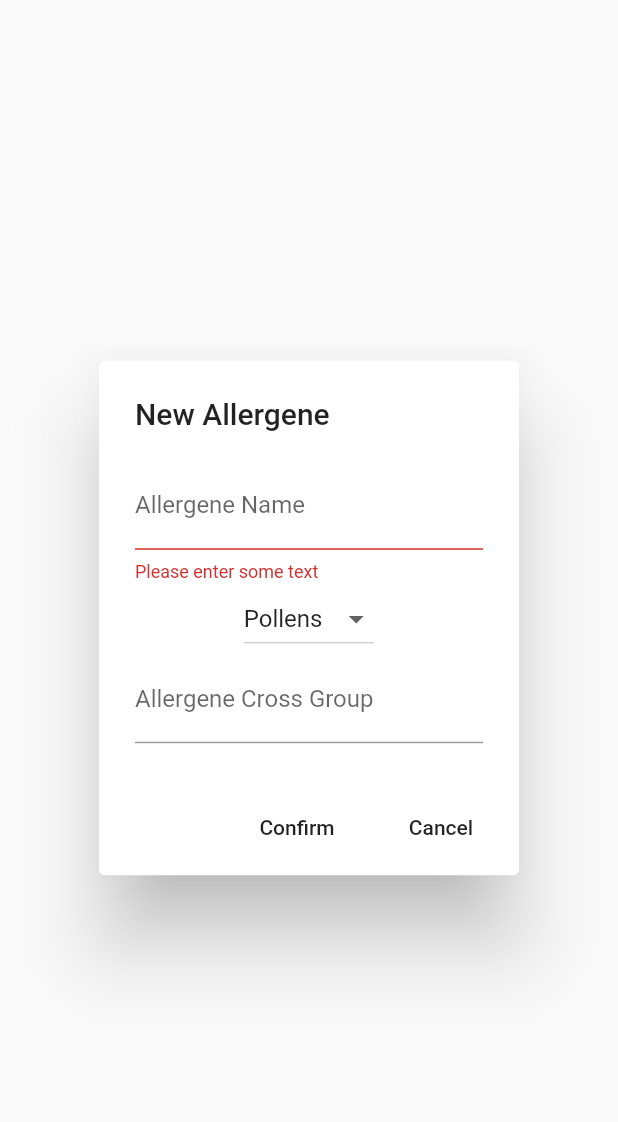
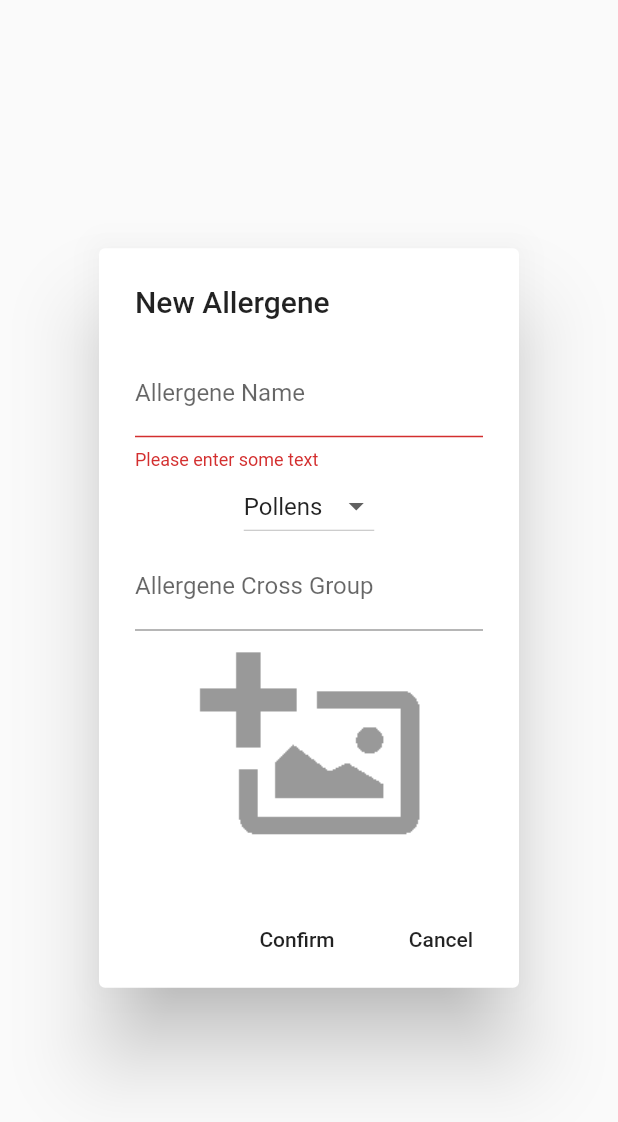
Before and after one commit to Ichidown/Allergents-App, a Flutter app: the AllergeneDialog widget shown alone on an empty page, opened directly, after a tap on "Confirm", on a phone screen of 412 x 824 dp. Shown: the top 1122 px of the screen. Run offline on Flutter 3.47's test engine with Material 2 defaults, Android fonts, the phone set to English and light mode, and no system bars; our stand-ins replace flutter_colorpicker, image_picker, splashscreen, sqflite; accounts and stored records are empty.

Commit message:
Added image storage
Next step : reduce widgets over building

```diff
--- a/lib/Beings/Allergene.dart
+++ b/lib/Beings/Allergene.dart
@@ -1,5 +1,6 @@
 
 import 'dart:convert';
+import 'dart:typed_data';
 
 class Allergene {
   int id;
@@ -7,9 +8,9 @@ class Allergene {
   int allergeneType;
   String color;
   String crossGroup;
-  // image
+  Uint8List image;
 
-  Allergene(this.id, this.name, this.allergeneType,this.color,this.crossGroup);
+  Allergene(this.id, this.name, this.allergeneType,this.color,this.crossGroup, this.image);
 
 
   Allergene allergeneFromJson(String str) {
@@ -18,7 +19,7 @@ class Allergene {
   }
 
   factory Allergene.fromJson(Map<String, dynamic> json){
-    return new Allergene(json["id"],json["name"],json["Allergene_type"],json["color"],json["cross_group"]);
+    return new Allergene(json["id"],json["name"],json["Allergene_type"],json["color"],json["cross_group"],json["image"]);
   }
 
   Map<String, dynamic> toJson() {
@@ -28,6 +29,7 @@ class Allergene {
       'Allergene_type': allergeneType,
       'color':color,
       'cross_group':crossGroup,
+      'image':image,
     };
   }
 
@@ -37,6 +39,7 @@ class Allergene {
       'Allergene_type': allergeneType,
       'color':color,
       'cross_group':crossGroup,
+      'image':image,
     };
   }
 }
--- a/lib/Beings/ArcItem.dart
+++ b/lib/Beings/ArcItem.dart
@@ -1,3 +1,5 @@
+import 'dart:typed_data';
+
 import 'package:flutter/material.dart';
 
 class ArcItem {
@@ -6,6 +8,7 @@ class ArcItem {
   double startAngle;
   int id;
   String detail;
+  Uint8List image;
 
-  ArcItem(this.text, this.color,this.id,this.detail /*this.startAngle*/);
+  ArcItem(this.text, this.color,this.id,this.detail,this.image);
 }
--- a/lib/Pages/Dialogs/AllergeneDialog.dart
+++ b/lib/Pages/Dialogs/AllergeneDialog.dart
@@ -1,6 +1,13 @@
+import 'dart:convert';
+import 'dart:io';
+import 'dart:typed_data';
+
+import 'package:allergensapp/Tools/GeneralTools.dart';
+
 import '../../Beings/Allergene.dart';
 import '../../Tools/database_helper.dart';
 import 'package:flutter/material.dart';
+import 'package:image_picker/image_picker.dart';
 
 
 class AllergeneDialog extends StatefulWidget {
@@ -15,6 +22,8 @@ class AllergeneDialog extends StatefulWidget {
 class _AllergeneDialogState extends State<AllergeneDialog> {
   Allergene allergene;
   _AllergeneDialogState(this.allergene);
+  ImageProvider _image;
+  Uint8List _imageBytes;
 
   final dbHelper = DatabaseHelper.instance;
   final _formKey = GlobalKey<FormState>();
@@ -31,11 +40,13 @@ class _AllergeneDialogState extends State<AllergeneDialog> {
       allergeneNameController.text = allergene.name;
       allergeneCrossGroupController.text = allergene.crossGroup;
       _selectedType = _typeList[allergene.allergeneType];
+      _image = allergene.image!=null?MemoryImage(allergene.image):AssetImage('assets/images/NewImage.png');
     } else{
       dialogTitle = 'New Allergene';
       allergeneNameController.text = '';
       allergeneCrossGroupController.text = '';
       _selectedType = _typeList.first;
+      _image = AssetImage('assets/images/NewImage.png');
     }
     super.initState();
   }
@@ -57,6 +68,25 @@ class _AllergeneDialogState extends State<AllergeneDialog> {
 
             TextFormField(controller:allergeneCrossGroupController, decoration: InputDecoration(labelText: 'Allergene Cross Group',)),
 
+            //Tooltip(message: 'Pick an Image',child:
+            GestureDetector(child: SizedBox(width: 200,height: 150,child:
+            /*Image(image: _image,)*/
+            Container( margin: EdgeInsets.all(10),
+              decoration: BoxDecoration(
+                image: DecorationImage(
+                  image: _image,
+                  fit: BoxFit.cover,
+                )
+
+              ))
+              ,),
+              onTap: (){
+              pickImage();
+              },)
+            //),
+
+
+
 
           ],),),
 
@@ -66,7 +96,8 @@ class _AllergeneDialogState extends State<AllergeneDialog> {
               Allergene tempAllergene = Allergene(allergene==null?0:allergene.id,
                   allergeneNameController.text,_typeList.indexOf(_selectedType),
                   allergene==null?'0xff8e24aa':allergene.color,
-                  allergeneCrossGroupController.text);
+                  allergeneCrossGroupController.text,
+                  _imageBytes);
               Navigator.of(context).pop(tempAllergene);
             }
           },),
@@ -79,4 +110,18 @@ class _AllergeneDialogState extends State<AllergeneDialog> {
     ],),);
   }
 
+
+  Future pickImage() async {
+    File image = await ImagePicker.pickImage(source: ImageSource.gallery);
+    //image.readAsBytesSync();
+    //_imageBytes = GeneralTools.base64String(image.readAsBytesSync());
+
+    if (image!=null)
+      //_imageBytes = image.readAsBytesSync();
+      _imageBytes = GeneralTools.dataFromBase64String(GeneralTools.base64String(image.readAsBytesSync()));
+      setState(() {
+        _image = FileImage(image);//Image.memory(image.readAsBytesSync());
+      });
+  }
+
 }
--- a/lib/Tools/database_helper.dart
+++ b/lib/Tools/database_helper.dart
@@ -308,6 +308,7 @@ class DatabaseHelper {
   }
 
   Future<List<Allergene>> getAllergeneOfType(int type) async {
+    print('Allergens List');
     Database db = await instance.database;
     var res = await db.query(allergeneTable, where: 'Allergene_type = $type');
     return res.isNotEmpty ? res.map((Map<dynamic, dynamic> row) => Allergene.fromJson(row)).toList(): [];
--- a/pubspec.yaml
+++ b/pubspec.yaml
@@ -28,6 +28,7 @@ dependencies:
   url_launcher: ^5.2.7
   flutter_colorpicker: any
   #simple_permissions: 0.1.9
+  image_picker:
 
 
   # The following adds the Cupertino Icons font to your application.
```
Also changed, not shown: lib/Pages/DemonstrationPage.dart (+14 -10 lines), lib/Tools/GeneralTools.dart (+14 -0 lines), lib/arcChooser.dart (+16 -11 lines), assets/images/NewImage.png (added), pubspec.lock, 1 other file.
